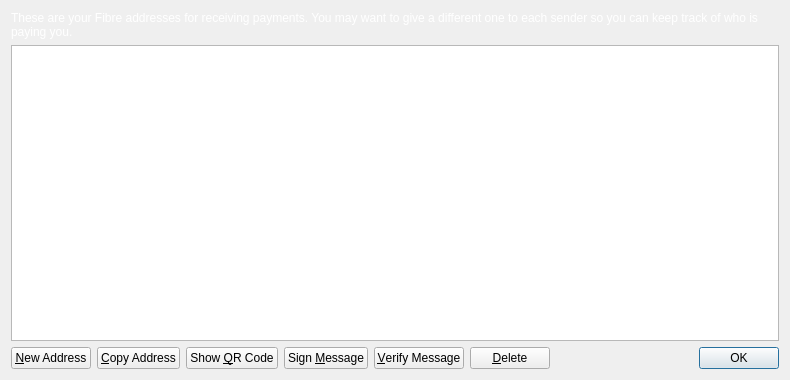
Old version of the form src/qt/forms/addressbookpage.ui in the repository mammix2/fibre-core.
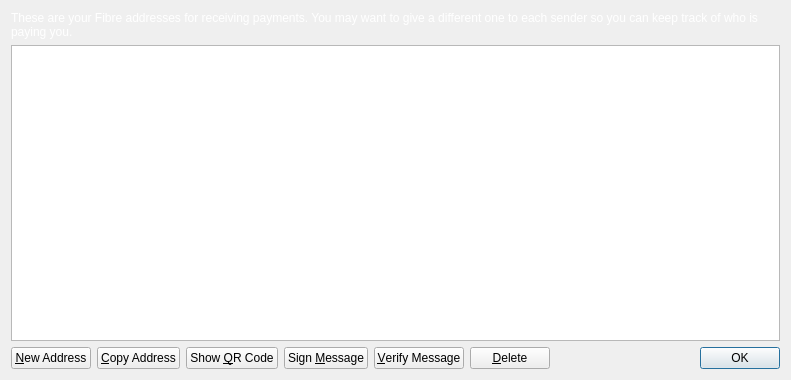
New version of the form. Icons and pictures are not drawn.

```diff
--- a/src/qt/forms/addressbookpage.ui
+++ b/src/qt/forms/addressbookpage.ui
@@ -6,7 +6,7 @@
    <rect>
     <x>0</x>
     <y>0</y>
-    <width>790</width>
+    <width>791</width>
     <height>380</height>
    </rect>
   </property>
@@ -50,228 +50,6 @@
   <property name="windowTitle">
    <string>Address Book</string>
   </property>
-  <property name="styleSheet">
-   <string notr="true">QProgressBar {
-        background-color: #333333;
-        border-radius: 6px;
-        text-align: center;
-        color: white;
-}
-
-QProgressBar::chunk {
-        background: QLinearGradient(x1: 0, y1: 0, x2: 1, y2: 0, stop: 0 #e86941, stop: 1 #e8694f);
-        border-radius: 6px; margin: 0px;
-}
-
-QScrollArea {
-        border-radius: 6px;
-        border-width: 0;
-        border-style: none;
-        padding: 8px;
-        background-color: #111;
-        color: white;
-}
-
-QSpinBox {
-        border-radius: 4px;
-        border-width: 0;
-        border-style: none;
-        padding: 8px;
-        background-color: #111;
-        color: white;
-}
-
-QCheckBox {
-        border-radius: 4px;
-        border-width: 0;
-        border-style: none;
-        padding: 8px;
-        background-color: #111;
-        color: white;
-}
-QVBoxLayout {
-        border-radius: 6px;
-        border-width: 0;
-        border-style: none;
-        padding: 8px;
-        background-color: #111;
-        color: white;
-}
-
-QDialog, QMainWindow, QFrame {
-	color: white;
-	background-color: #333333;
-	border: none;
-}
-
-QMenu {
-	background-color: #333333; color: white;
-}
-
-QLabel {
-	background-color: transparent;
-}
-
-QCheckBox {
-    color: white;
-}
-
-QFrame#central { background-color: #333333; border: none }
-QFrame#frame, QFrame#frame_2, QFrame#frame_3 {
-	background-color: #333333;
-	border-style: plain;
-	border-width: 20px;
-	border-radius: 20px;
-	border-color: #111;
-	min-width: 10em;
-	padding: 6px;
-}
-QLabel[openExternalLinks=true], QHeaderView { color: #aaaaaa }
-QLabel[openExternalLinks=false] { color: white; font-weight: normal }
-QPushButton, QToolButton {
-	border: 4px solid #111;
-	border-radius: 12px;
-	background-color: #111;
-	color: white;
-	padding: 6px;
-	margin: 6px;
-}
-QPushButton:pressed, QToolButton:checked {
-	color: #e86941;
-}
-QPushButton:pressed, QToolButton:pressed {
-	border-color: #e86941;
-	color: #aaaaaa;
-}
-QPushButton:disabled, QToolButton:disabled {
-	color: #444;
-	background-color: #222;
-}
-
-
-#scrollAreaWidgetContents QToolButton {
-	border-radius: 8px;
-	border-width: 0px;
-}
-
-/* the background-color is overridden to transparent for mac os x 
-   due to the entire toolbar area not being drawable in a regular
-   QMainWindow
-*/
-QToolBar { background: #333333; border: 0px solid black; padding: 3px; }
-
-QToolBar::handle { image: url(handle.png); }
-QStatusBar { background: #333333; }
-QMenuBar { background: #333333; }
-QMenuBar::item { background: #333333; color: white; }
-
-#scrollAreaWidgetContents { background: #222 }
-#scrollAreaWidgetContents &gt; QFrame { background-color: #222; border-width: 0px; border-style: none; }
-
-QLineEdit {
-	border-radius: 6px;
-	border-width: 2px;
-	border-color: #222;
-	padding: 8px;
-	background-color: #111;
-	color: white;
-}
-
-QComboBox {
-	border-radius: 6px;
-	border-width: 0;
-	border-style: none;
-	padding: 8px;
-	background-color: #111;
-	color: white;
-}
-
-QComboBox::drop-down {
-	border-width: 0;
-	border-style: none;
-	background-color: #111;
-	color: white;
-}
-
-QTableView {
-	background: #111;
-	color: white;
-	border-style: none;
-	selection-background-color: #aaaaaa;
-    alternate-background-color: #222;
-	selection-color: #111;
-	border: 0px solid black;
-}
-
-QHeaderView { color: #aaaaaa; background-color: #111; background-image: none; }
-QHeaderView::section { color: #aaaaaa; background-color: #222; }
-QHeaderView::section:checked { background-color: #111; }
-
-QTabWidget {
-	background: #111;
-}
-
- QTabWidget::pane {
-     border-top: 2px solid #111;
-     border: 4px solid #111;
-     border-bottom-left-radius: 8px;
-     border-bottom-right-radius: 8px;
-     border-top-right-radius: 8px;
-	background: #111;
- }
-
- QTabWidget::tab-bar {
-     left: 5px; /* move to the right by 5px */
- }
-
- /* Style the tab using the tab sub-control. Note that
-     it reads QTabBar _not_ QTabWidget */
- QTabBar::tab {
-     background: #111;
-     border: 4px solid #222;
-     border-bottom-color: #111; /* same as the pane color */
-     border-top-left-radius: 4px;
-     border-top-right-radius: 4px;
-     min-width: 8ex;
-     padding: 4px;
-     color: #888;
- }
-
- QTabBar::tab:selected, QTabBar::tab:hover {
-     color: #aaaaaa
- }
-
- QTabBar::tab:selected {
-     border-color: #111; /* same as pane color */
-     border-top-color: #aaaaaa;
- }
-
- QTabBar::tab:!selected {
-     margin-top: 2px; /* make non-selected tabs look smaller */
- }
-
- /* make use of negative margins for overlapping tabs */
- QTabBar::tab:selected {
-     /* expand/overlap to the left and right by 4px */
-     margin-left: -4px;
-     margin-right: -4px;
- }
-
- QTabBar::tab:first:selected {
-     margin-left: 0; /* the first selected tab has nothing to overlap with on the left */
- }
-
- QTabBar::tab:last:selected {
-     margin-right: 0; /* the last selected tab has nothing to overlap with on the right */
- }
-
- QTabBar::tab:only-one {
-     margin: 0; /* if there is only one tab, we don't want overlapping margins */
- }
-
-
-</string>
-  </property>
   <layout class="QVBoxLayout" name="verticalLayout">
    <item>
     <widget class="QLabel" name="labelExplanation">
```
